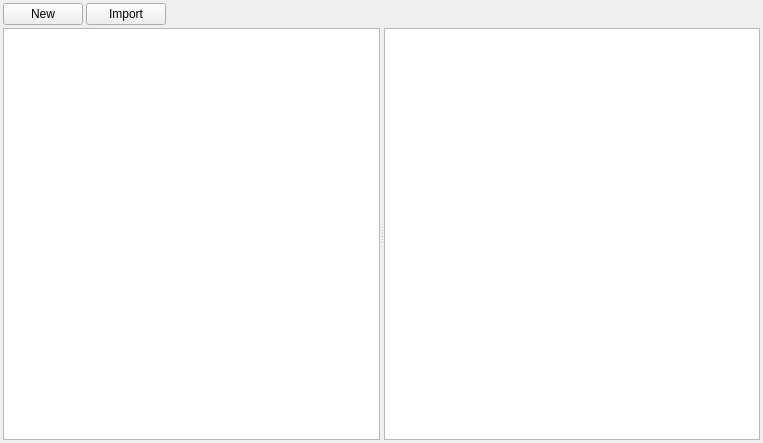
First picture: the form in Tools/Editor/assetmanager/assetmanagerwidget.ui, repository marcellfischbach/CobaltSKY, before the edit.
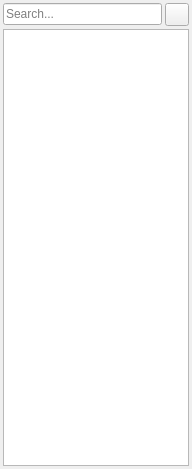
Second picture: the form after the edit. Icons and pictures are not drawn.

```diff
--- a/Tools/Editor/assetmanager/assetmanagerwidget.ui
+++ b/Tools/Editor/assetmanager/assetmanagerwidget.ui
@@ -6,14 +6,17 @@
    <rect>
     <x>0</x>
     <y>0</y>
-    <width>763</width>
-    <height>443</height>
+    <width>192</width>
+    <height>469</height>
    </rect>
   </property>
   <property name="windowTitle">
    <string>Form</string>
   </property>
-  <layout class="QGridLayout" name="gridLayout">
+  <layout class="QVBoxLayout" name="verticalLayout">
+   <property name="spacing">
+    <number>3</number>
+   </property>
    <property name="leftMargin">
     <number>3</number>
    </property>
@@ -26,25 +29,19 @@
    <property name="bottomMargin">
     <number>3</number>
    </property>
-   <property name="spacing">
-    <number>3</number>
-   </property>
-   <item row="0" column="0">
+   <item>
     <layout class="QHBoxLayout" name="horizontalLayout">
-     <property name="spacing">
-      <number>3</number>
-     </property>
      <item>
-      <widget class="QPushButton" name="pbNewAsset">
-       <property name="text">
-        <string>New</string>
+      <widget class="QLineEdit" name="lineEditSeach">
+       <property name="placeholderText">
+        <string>Search...</string>
        </property>
       </widget>
      </item>
      <item>
-      <widget class="QPushButton" name="pbImport">
+      <widget class="QToolButton" name="toolButtonClearSearch">
        <property name="text">
-        <string>Import</string>
+        <string/>
        </property>
        <property name="icon">
         <iconset resource="../resources.qrc">
@@ -52,32 +49,9 @@
        </property>
       </widget>
      </item>
-     <item>
-      <spacer name="horizontalSpacer">
-       <property name="orientation">
-        <enum>Qt::Horizontal</enum>
-       </property>
-       <property name="sizeHint" stdset="0">
-        <size>
-         <width>40</width>
-         <height>20</height>
-        </size>
-       </property>
-      </spacer>
-     </item>
     </layout>
    </item>
-   <item row="1" column="0">
-    <widget class="QSplitter" name="splitter">
-     <property name="sizePolicy">
-      <sizepolicy hsizetype="Expanding" vsizetype="MinimumExpanding">
-       <horstretch>0</horstretch>
-       <verstretch>0</verstretch>
-      </sizepolicy>
-     </property>
-     <property name="orientation">
-      <enum>Qt::Horizontal</enum>
-     </property>
+   <item>
      <widget class="QTreeView" name="treeView">
       <property name="alternatingRowColors">
        <bool>true</bool>
@@ -97,51 +71,6 @@
       <attribute name="headerVisible">
        <bool>false</bool>
       </attribute>
-     </widget>
-     <widget class="QListView" name="listView">
-      <property name="contextMenuPolicy">
-       <enum>Qt::CustomContextMenu</enum>
-      </property>
-      <property name="dragEnabled">
-       <bool>true</bool>
-      </property>
-      <property name="dragDropMode">
-       <enum>QAbstractItemView::DropOnly</enum>
-      </property>
-      <property name="defaultDropAction">
-       <enum>Qt::CopyAction</enum>
-      </property>
-      <property name="alternatingRowColors">
-       <bool>true</bool>
-      </property>
-      <property name="movement">
-       <enum>QListView::Static</enum>
-      </property>
-      <property name="flow">
-       <enum>QListView::TopToBottom</enum>
-      </property>
-      <property name="isWrapping" stdset="0">
-       <bool>true</bool>
-      </property>
-      <property name="resizeMode">
-       <enum>QListView::Fixed</enum>
-      </property>
-      <property name="spacing">
-       <number>3</number>
-      </property>
-      <property name="viewMode">
-       <enum>QListView::ListMode</enum>
-      </property>
-      <property name="uniformItemSizes">
-       <bool>false</bool>
-      </property>
-      <property name="wordWrap">
-       <bool>false</bool>
-      </property>
-      <property name="selectionRectVisible">
-       <bool>true</bool>
-      </property>
-     </widget>
     </widget>
    </item>
   </layout>
```
Left out of the diff: 4 changed lines with no effect on the pictures. Lines whose indentation alone changed are shown as unchanged.
